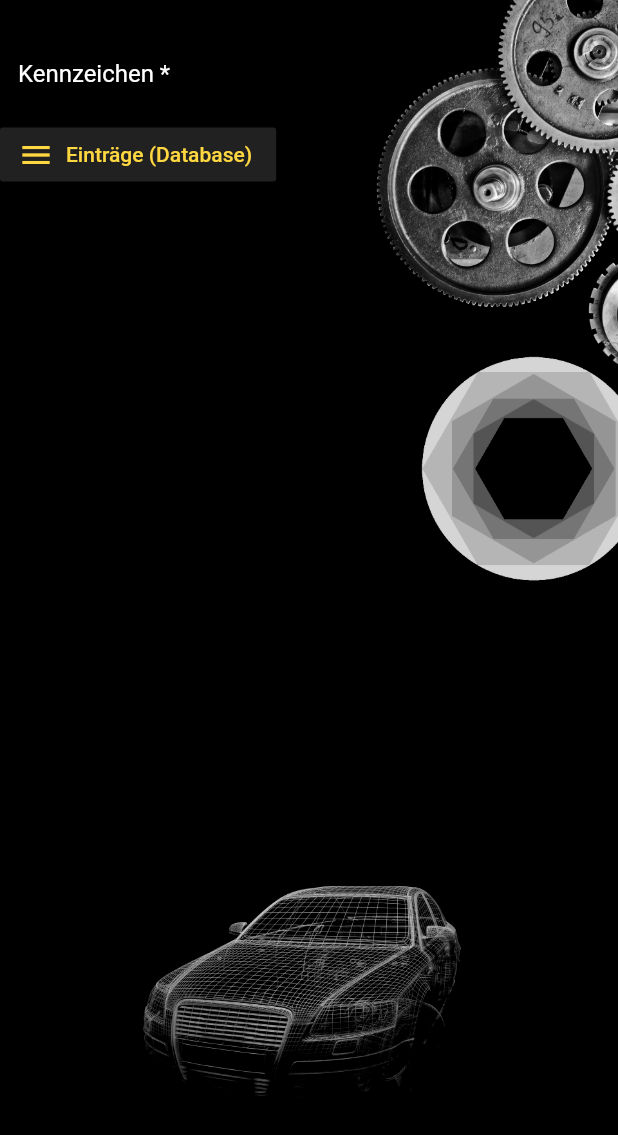
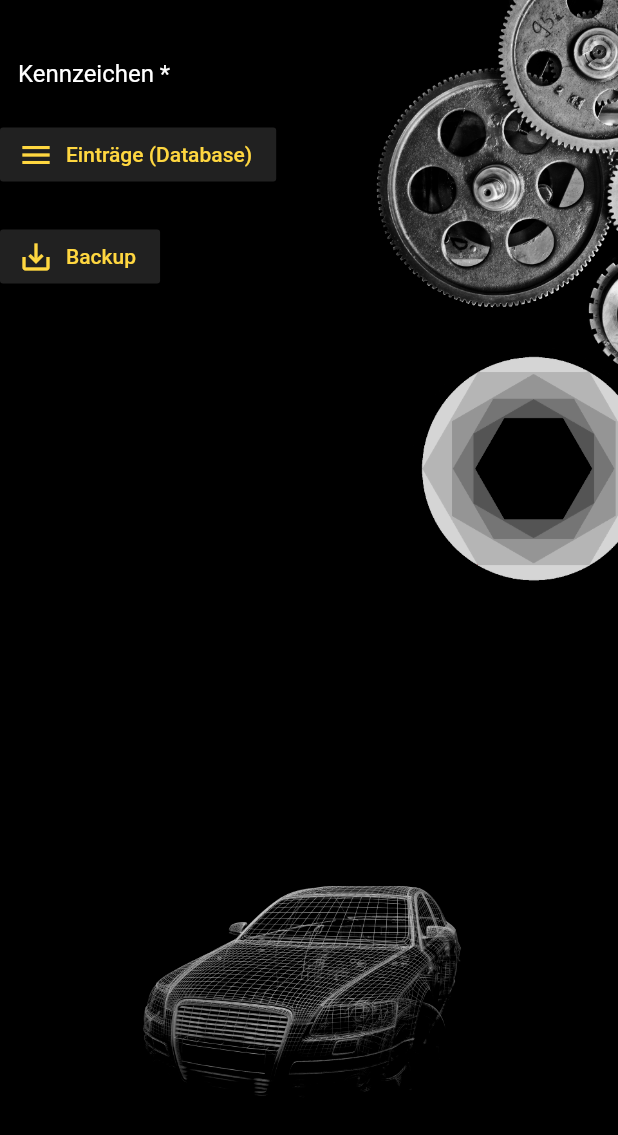
Before and after one commit to hyrsh/lilith, a Flutter app: the Settings screen opened by its route, on a phone screen of 412 x 824 dp. Shown: the top 1135 px of the screen. Run offline on Flutter 3.47's test engine with Material 2 defaults, Android fonts, the phone set to English and light mode, and no system bars; our stand-ins replace hive, hive_flutter; accounts and stored records are empty; generated files the repository leaves out were written again.

Commit message:
added backup functionality

```diff
--- a/lib/pages/settings.dart
+++ b/lib/pages/settings.dart
@@ -1,6 +1,7 @@
 import 'package:balthasar/box_functions/bf_settings.dart';
 import 'package:balthasar/box_functions/bf_startpage.dart';
 import 'package:flutter/material.dart';
+
 
 class Settings extends StatefulWidget {
   @override
@@ -9,6 +10,7 @@ class Settings extends StatefulWidget {
 
 class _SettingsState extends State<Settings> {
   String profile = getProfilename();
+
   @override
   Widget build(BuildContext context) {
     return Stack(
@@ -32,7 +34,9 @@ class _SettingsState extends State<Settings> {
                     child: TextField(
                       style: TextStyle(color: Colors.white),
                       obscureText: false,
-                      onSubmitted: (String prf) {setProfilename(prf);},
+                      onSubmitted: (String prf) {
+                        setProfilename(prf);
+                      },
                       decoration: InputDecoration(
                         fillColor: Colors.white,
                         labelStyle: TextStyle(color: Colors.white),
@@ -41,7 +45,9 @@ class _SettingsState extends State<Settings> {
                       ),
                     )),
                 FlatButton.icon(
-                  onPressed: () { Navigator.pushNamed(context, '/dblist'); },
+                  onPressed: () {
+                    Navigator.pushNamed(context, '/dblist');
+                  },
                   color: Colors.grey[900],
                   icon: Icon(
                     Icons.menu,
@@ -51,7 +57,23 @@ class _SettingsState extends State<Settings> {
                     'Einträge (Database)',
                     style: TextStyle(color: getTheme()),
                   ),
-                )
+                ),
+                SizedBox(height: 20),
+                FlatButton.icon(
+                  onPressed: (){
+                    print('Calling Backup');
+                    createBackup(context);
+                  },
+                  color: Colors.grey[900],
+                  icon: Icon(
+                    Icons.save_alt,
+                    color: getTheme(),
+                  ),
+                  label: Text(
+                    'Backup',
+                    style: TextStyle(color: getTheme()),
+                  ),
+                ),
               ],
             ),
           ),
--- a/pubspec.yaml
+++ b/pubspec.yaml
@@ -21,7 +21,7 @@ dependencies:
     sdk: flutter
   hive: ^1.3.0
   hive_flutter: ^0.3.0+1
-  # path_provider: ^1.6.0
+  path_provider: ^1.6.0
   charts_flutter: ^0.8.1
 
   # The following adds the Cupertino Icons font to your application.
```
Also changed, not shown: lib/box_functions/bf_settings.dart (+68 -1 lines), pubspec.lock, 7 other files.
